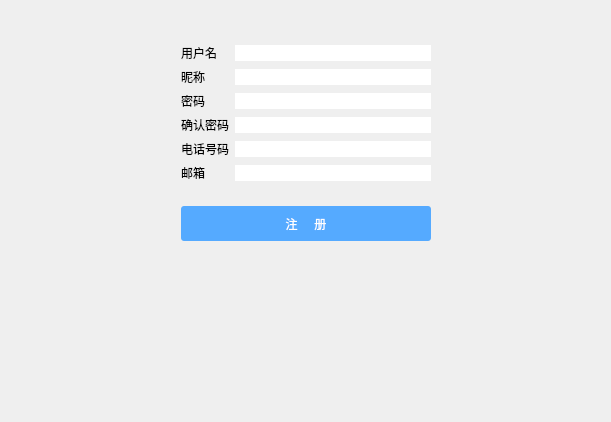
Old version of the form Ramaxel/login.ui in the repository 2017-Ramaxel/Ramaxel_Disk.
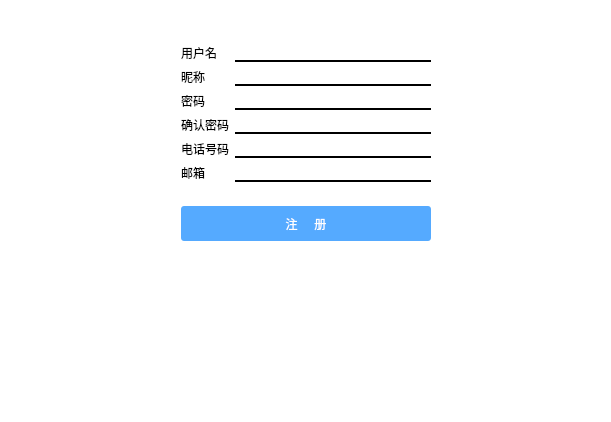
New version of the form. The open tabs and pages were chosen to show the change. Custom widgets are drawn as their Qt base class.

Patch:
```diff
--- a/Ramaxel/login.ui
+++ b/Ramaxel/login.ui
@@ -14,7 +14,7 @@
    <string>Dialog</string>
   </property>
   <property name="styleSheet">
-   <string notr="true">border-color: rgb(59, 59, 59);
+   <string notr="true">background-color: rgb(255, 255, 255);
 border-color: rgb(0, 0, 0);
 border: 2px</string>
   </property>
@@ -34,6 +34,9 @@
    </item>
    <item>
     <widget class="QStackedWidget" name="stackedWidget">
+     <property name="styleSheet">
+      <string notr="true"/>
+     </property>
      <property name="currentIndex">
       <number>0</number>
      </property>
@@ -308,7 +311,11 @@
               </widget>
              </item>
              <item row="0" column="1">
-              <widget class="QLineEdit" name="name_reg"/>
+              <widget class="QLineEdit" name="name_reg">
+               <property name="styleSheet">
+                <string notr="true">border-bottom:2px solid </string>
+               </property>
+              </widget>
              </item>
              <item row="1" column="0">
               <widget class="QLabel" name="label_5">
@@ -318,7 +325,11 @@
               </widget>
              </item>
              <item row="1" column="1">
-              <widget class="QLineEdit" name="nichen_reg"/>
+              <widget class="QLineEdit" name="nichen_reg">
+               <property name="styleSheet">
+                <string notr="true">border-bottom:2px solid </string>
+               </property>
+              </widget>
              </item>
              <item row="2" column="0">
               <widget class="QLabel" name="label_3">
@@ -328,7 +339,11 @@
               </widget>
              </item>
              <item row="2" column="1">
-              <widget class="QLineEdit" name="pwd_reg"/>
+              <widget class="QLineEdit" name="pwd_reg">
+               <property name="styleSheet">
+                <string notr="true">border-bottom:2px solid </string>
+               </property>
+              </widget>
              </item>
              <item row="3" column="0">
               <widget class="QLabel" name="label_4">
@@ -338,7 +353,11 @@
               </widget>
              </item>
              <item row="3" column="1">
-              <widget class="QLineEdit" name="repwd_reg"/>
+              <widget class="QLineEdit" name="repwd_reg">
+               <property name="styleSheet">
+                <string notr="true">border-bottom:2px solid </string>
+               </property>
+              </widget>
              </item>
              <item row="4" column="0">
               <widget class="QLabel" name="label_6">
@@ -348,7 +367,11 @@
               </widget>
              </item>
              <item row="4" column="1">
-              <widget class="QLineEdit" name="phone_reg"/>
+              <widget class="QLineEdit" name="phone_reg">
+               <property name="styleSheet">
+                <string notr="true">border-bottom:2px solid </string>
+               </property>
+              </widget>
              </item>
              <item row="5" column="0">
               <widget class="QLabel" name="label_10">
@@ -358,7 +381,11 @@
               </widget>
              </item>
              <item row="5" column="1">
-              <widget class="QLineEdit" name="email_reg"/>
+              <widget class="QLineEdit" name="email_reg">
+               <property name="styleSheet">
+                <string notr="true">border-bottom:2px solid </string>
+               </property>
+              </widget>
              </item>
             </layout>
            </widget>
```
Left out of the diff: 27 changed lines with no effect on the pictures.
